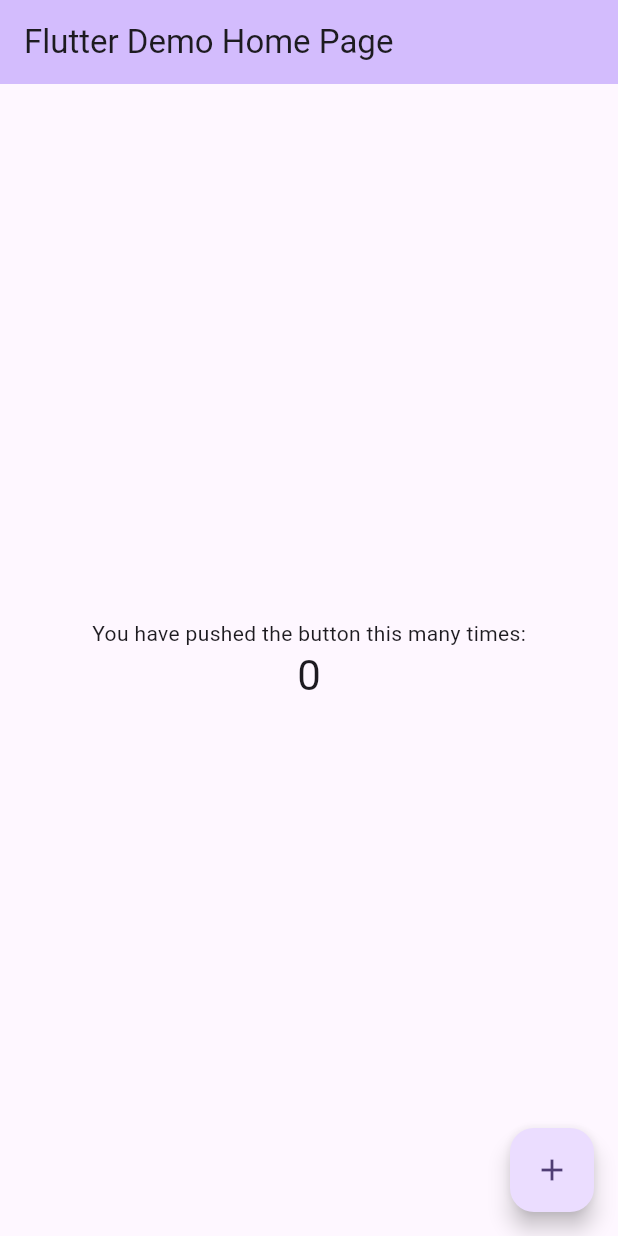
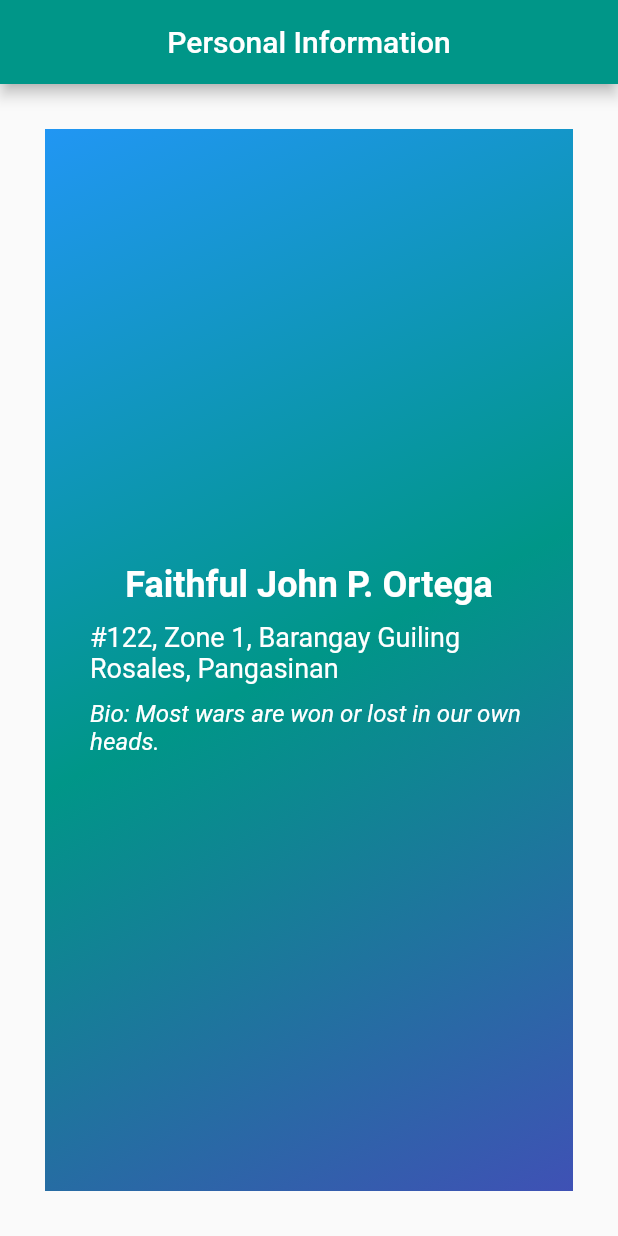
Before and after one commit to psuuc-fjportega/MAD101_LABACT1, a Flutter app: the screen it shows after launch, on a phone screen of 412 x 824 dp. Run offline on Flutter 3.47's test engine with Material 2 defaults, Android fonts, the phone set to English and light mode, and no system bars.

Commit message:
Update main.dart

```diff
--- a/lib/main.dart
+++ b/lib/main.dart
@@ -1,125 +1,67 @@
 import 'package:flutter/material.dart';
 
 void main() {
-  runApp(const MyApp());
+  runApp(MaterialApp(
+    home: Home(),
+  ));
 }
 
-class MyApp extends StatelessWidget {
-  const MyApp({super.key});
-
-  // This widget is the root of your application.
+class Home extends StatelessWidget {
   @override
   Widget build(BuildContext context) {
-    return MaterialApp(
-      title: 'Flutter Demo',
-      theme: ThemeData(
-        // This is the theme of your application.
-        //
-        // TRY THIS: Try running your application with "flutter run". You'll see
-        // the application has a blue toolbar. Then, without quitting the app,
-        // try changing the seedColor in the colorScheme below to Colors.green
-        // and then invoke "hot reload" (save your changes or press the "hot
-        // reload" button in a Flutter-supported IDE, or press "r" if you used
-        // the command line to start the app).
-        //
-        // Notice that the counter didn't reset back to zero; the application
-        // state is not lost during the reload. To reset the state, use hot
-        // restart instead.
-        //
-        // This works for code too, not just values: Most code changes can be
-        // tested with just a hot reload.
-        colorScheme: ColorScheme.fromSeed(seedColor: Colors.deepPurple),
-        useMaterial3: true,
-      ),
-      home: const MyHomePage(title: 'Flutter Demo Home Page'),
-    );
-  }
-}
-
-class MyHomePage extends StatefulWidget {
-  const MyHomePage({super.key, required this.title});
-
-  // This widget is the home page of your application. It is stateful, meaning
-  // that it has a State object (defined below) that contains fields that affect
-  // how it looks.
-
-  // This class is the configuration for the state. It holds the values (in this
-  // case the title) provided by the parent (in this case the App widget) and
-  // used by the build method of the State. Fields in a Widget subclass are
-  // always marked "final".
-
-  final String title;
-
-  @override
-  State<MyHomePage> createState() => _MyHomePageState();
-}
-
-class _MyHomePageState extends State<MyHomePage> {
-  int _counter = 0;
-
-  void _incrementCounter() {
-    setState(() {
-      // This call to setState tells the Flutter framework that something has
-      // changed in this State, which causes it to rerun the build method below
-      // so that the display can reflect the updated values. If we changed
-      // _counter without calling setState(), then the build method would not be
-      // called again, and so nothing would appear to happen.
-      _counter++;
-    });
-  }
-
-  @override
-  Widget build(BuildContext context) {
-    // This method is rerun every time setState is called, for instance as done
-    // by the _incrementCounter method above.
-    //
-    // The Flutter framework has been optimized to make rerunning build methods
-    // fast, so that you can just rebuild anything that needs updating rather
-    // than having to individually change instances of widgets.
     return Scaffold(
       appBar: AppBar(
-        // TRY THIS: Try changing the color here to a specific color (to
-        // Colors.amber, perhaps?) and trigger a hot reload to see the AppBar
-        // change color while the other colors stay the same.
-        backgroundColor: Theme.of(context).colorScheme.inversePrimary,
-        // Here we take the value from the MyHomePage object that was created by
-        // the App.build method, and use it to set our appbar title.
-        title: Text(widget.title),
+        title: Text('Personal Information'),
+        centerTitle: true,
+        backgroundColor: Colors.teal, // Change the app bar color
       ),
-      body: Center(
-        // Center is a layout widget. It takes a single child and positions it
-        // in the middle of the parent.
+      body: Container(
+        width: double.infinity,
+        height: double.infinity,
+        padding: EdgeInsets.all(30),
+        margin: EdgeInsets.all(30),
+        decoration: BoxDecoration(
+          gradient: LinearGradient(
+            colors: [
+              Colors.blue, // Change the background gradient colors
+              Colors.teal,
+              Colors.indigo,
+            ],
+            begin: Alignment.topLeft,
+            end: Alignment.bottomRight,
+          ),
+        ),
         child: Column(
-          // Column is also a layout widget. It takes a list of children and
-          // arranges them vertically. By default, it sizes itself to fit its
-          // children horizontally, and tries to be as tall as its parent.
-          //
-          // Column has various properties to control how it sizes itself and
-          // how it positions its children. Here we use mainAxisAlignment to
-          // center the children vertically; the main axis here is the vertical
-          // axis because Columns are vertical (the cross axis would be
-          // horizontal).
-          //
-          // TRY THIS: Invoke "debug painting" (choose the "Toggle Debug Paint"
-          // action in the IDE, or press "p" in the console), to see the
-          // wireframe for each widget.
-          mainAxisAlignment: MainAxisAlignment.center,
-          children: <Widget>[
-            const Text(
-              'You have pushed the button this many times:',
+          mainAxisAlignment: MainAxisAlignment.center, // Center align text
+          children: [
+            Text(
+              'Faithful John P. Ortega',
+              style: TextStyle(
+                fontSize: 24, // Change text size
+                fontWeight: FontWeight.bold, // Make text bold
+                color: Colors.white, // Change text color
+              ),
             ),
+            SizedBox(height: 10), // Add spacing between text elements
             Text(
-              '$_counter',
-              style: Theme.of(context).textTheme.headlineMedium,
+              '#122, Zone 1, Barangay Guiling Rosales, Pangasinan',
+              style: TextStyle(
+                fontSize: 18, // Change text size
+                color: Colors.white, // Change text color
+              ),
+            ),
+            SizedBox(height: 10), // Add spacing between text elements
+            Text(
+              "Bio: Most wars are won or lost in our own heads.",
+              style: TextStyle(
+                fontSize: 16, // Change text size
+                fontStyle: FontStyle.italic, // Make text italic
+                color: Colors.white, // Change text color
+              ),
             ),
           ],
         ),
       ),
-      floatingActionButton: FloatingActionButton(
-        onPressed: _incrementCounter,
-        tooltip: 'Increment',
-        child: const Icon(Icons.add),
-      ), // This trailing comma makes auto-formatting nicer for build methods.
     );
   }
 }
```
